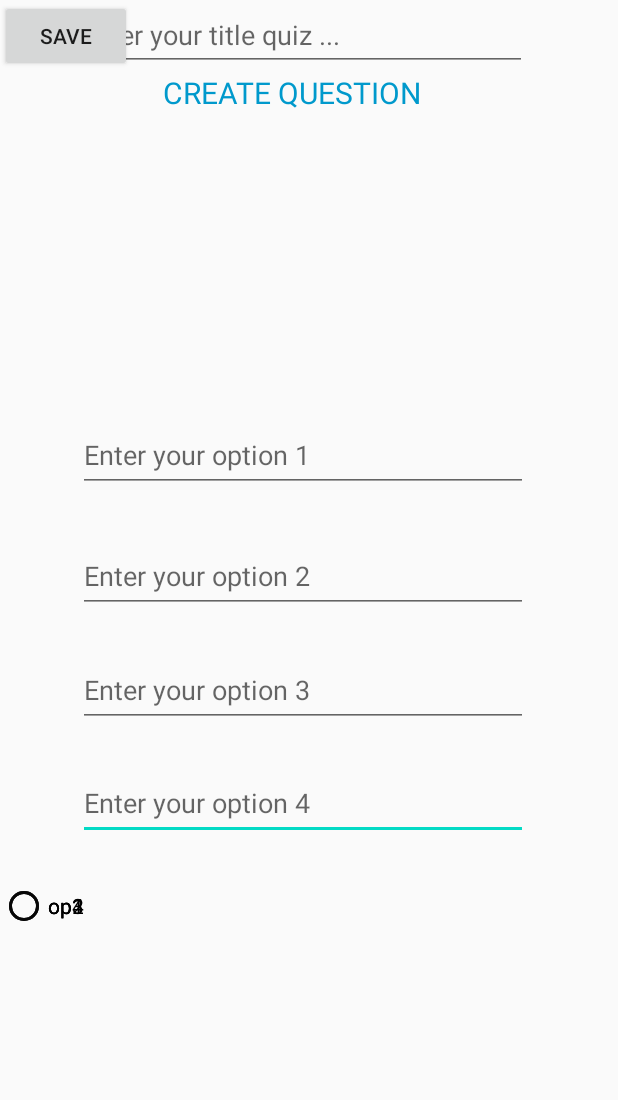
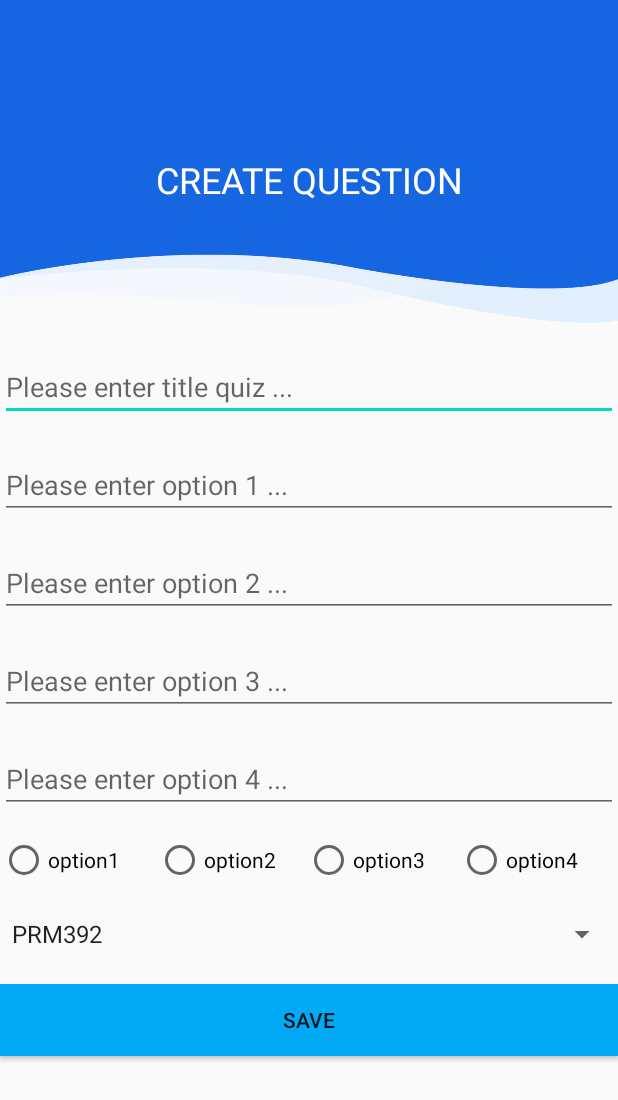
Before and after one commit to DaoDucHieu1712/Quiz_app, an Android app: the CreateQuestionActivity screen opened directly, with no data from a screen before it, on a phone screen of 412 x 824 dp. Shown: the top 1100 px of the screen. Run offline under Robolectric (Android 15) with nearby library versions, the phone set to English and light mode, and no system bars.

Commit message:
hieudd_27022023_2

```diff
--- a/app/src/main/res/layout/activity_create_question.xml
+++ b/app/src/main/res/layout/activity_create_question.xml
@@ -1,145 +1,114 @@
 <?xml version="1.0" encoding="utf-8"?>
-<androidx.constraintlayout.widget.ConstraintLayout xmlns:android="http://schemas.android.com/apk/res/android"
+<LinearLayout xmlns:android="http://schemas.android.com/apk/res/android"
     xmlns:app="http://schemas.android.com/apk/res-auto"
     xmlns:tools="http://schemas.android.com/tools"
     android:layout_width="match_parent"
     android:layout_height="match_parent"
+    android:orientation="vertical"
     tools:context=".CreateQuestionActivity">
 
-    <RadioButton
-        android:id="@+id/solution4"
-        android:layout_width="wrap_content"
-        android:layout_height="wrap_content"
-        android:layout_marginTop="28dp"
-        android:text="op3"
-        app:layout_constraintTop_toBottomOf="@+id/op4"
-        tools:layout_editor_absoluteX="215dp" />
+    <FrameLayout
+        android:layout_width="match_parent"
+        android:layout_height="215dp"
+        android:background="@drawable/blue_bg">
 
-    <RadioButton
-        android:id="@+id/solution3"
-        android:layout_width="wrap_content"
-        android:layout_height="wrap_content"
-        android:layout_marginTop="28dp"
-        android:text="op4"
-        app:layout_constraintTop_toBottomOf="@+id/op4"
-        tools:layout_editor_absoluteX="295dp" />
+        <TextView
+            android:layout_width="match_parent"
+            android:layout_height="240dp"
+            android:gravity="center"
+            android:text="CREATE QUESTION"
+            android:textColor="@color/white"
+            android:textSize="24dp" />
+    </FrameLayout>
 
     <EditText
-        android:id="@+id/op4"
-        android:layout_width="300dp"
-        android:layout_height="49dp"
-        android:layout_marginStart="98dp"
-        android:layout_marginEnd="103dp"
-        android:layout_marginBottom="264dp"
-        android:ems="10"
-        android:hint="Enter your option 4"
-        android:inputType="textPersonName"
-        app:layout_constraintBottom_toBottomOf="parent"
-        app:layout_constraintEnd_toEndOf="parent"
-        app:layout_constraintHorizontal_bias="0.522"
-        app:layout_constraintStart_toStartOf="parent" />
+        android:id="@+id/title_quiz"
+        android:layout_width="match_parent"
+        android:layout_height="wrap_content"
+        android:layout_marginTop="20dp"
+        android:hint="Please enter title quiz ..." />
 
-    <EditText
-        android:id="@+id/op3"
-        android:layout_width="300dp"
-        android:layout_height="49dp"
-        android:layout_marginStart="98dp"
-        android:layout_marginTop="27dp"
-        android:layout_marginEnd="103dp"
-        android:layout_marginBottom="340dp"
-        android:ems="10"
-        android:hint="Enter your option 3"
-        android:inputType="textPersonName"
-        app:layout_constraintBottom_toBottomOf="parent"
-        app:layout_constraintEnd_toEndOf="parent"
-        app:layout_constraintHorizontal_bias="0.522"
-        app:layout_constraintStart_toStartOf="parent"
-        app:layout_constraintTop_toBottomOf="@+id/op2" />
+    <LinearLayout
+        android:layout_width="match_parent"
+        android:layout_height="451dp"
+        android:orientation="vertical">
 
-    <EditText
-        android:id="@+id/op2"
-        android:layout_width="300dp"
-        android:layout_height="49dp"
-        android:layout_marginStart="98dp"
-        android:layout_marginTop="31dp"
-        android:layout_marginEnd="103dp"
-        android:layout_marginBottom="416dp"
-        android:ems="10"
-        android:hint="Enter your option 2"
-        android:inputType="textPersonName"
-        app:layout_constraintBottom_toBottomOf="parent"
-        app:layout_constraintEnd_toEndOf="parent"
-        app:layout_constraintHorizontal_bias="0.522"
-        app:layout_constraintStart_toStartOf="parent"
-        app:layout_constraintTop_toBottomOf="@+id/op1" />
+        <EditText
+            android:id="@+id/op1"
+            android:layout_width="match_parent"
+            android:layout_height="wrap_content"
+            android:layout_marginTop="20dp"
+            android:hint="Please enter option 1 ..." />
 
-    <EditText
-        android:id="@+id/op1"
-        android:layout_width="300dp"
-        android:layout_height="49dp"
-        android:layout_marginStart="98dp"
-        android:layout_marginEnd="103dp"
-        android:layout_marginBottom="496dp"
-        android:ems="10"
-        android:hint="Enter your option 1"
-        android:inputType="textPersonName"
-        app:layout_constraintBottom_toBottomOf="parent"
-        app:layout_constraintEnd_toEndOf="parent"
-        app:layout_constraintHorizontal_bias="0.522"
-        app:layout_constraintStart_toStartOf="parent" />
+        <EditText
+            android:id="@+id/op2"
+            android:layout_width="match_parent"
+            android:layout_height="wrap_content"
+            android:layout_marginTop="20dp"
+            android:hint="Please enter option 2 ..." />
 
-    <TextView
-        android:id="@+id/heading"
-        android:layout_width="wrap_content"
-        android:layout_height="wrap_content"
-        android:layout_marginStart="145dp"
-        android:layout_marginTop="48dp"
-        android:layout_marginEnd="145dp"
-        android:text="CREATE QUESTION"
-        android:textColor="@android:color/holo_blue_dark"
-        android:textColorLink="@android:color/holo_blue_dark"
-        android:textSize="20sp"
-        app:layout_constraintEnd_toEndOf="parent"
-        app:layout_constraintHorizontal_bias="0.716"
-        app:layout_constraintStart_toStartOf="parent"
-        app:layout_constraintTop_toTopOf="parent" />
+        <EditText
+            android:id="@+id/op3"
+            android:layout_width="match_parent"
+            android:layout_height="wrap_content"
+            android:layout_marginTop="20dp"
+            android:hint="Please enter option 3 ..." />
 
-    <EditText
-        android:id="@+id/quizTitle"
-        android:layout_width="301dp"
-        android:layout_height="47dp"
-        android:ems="10"
-        android:hint="Enter your title quiz ... "
-        android:inputType="textPersonName"
-        app:layout_constraintEnd_toEndOf="parent"
-        app:layout_constraintHorizontal_bias="0.454"
-        app:layout_constraintStart_toStartOf="parent"
-        tools:layout_editor_absoluteY="108dp" />
+        <EditText
+            android:id="@+id/op4"
+            android:layout_width="match_parent"
+            android:layout_height="wrap_content"
+            android:layout_marginTop="20dp"
+            android:hint="Please enter option 4 ..." />
 
-    <RadioButton
-        android:id="@+id/solution1"
-        android:layout_width="wrap_content"
-        android:layout_height="wrap_content"
-        android:layout_marginTop="28dp"
-        android:text="op1"
-        app:layout_constraintTop_toBottomOf="@+id/op4"
-        tools:layout_editor_absoluteX="51dp" />
+        <RadioGroup
+            android:layout_width="wrap_content"
+            android:layout_height="wrap_content"
+            android:layout_marginTop="15dp"
+            android:layout_marginBottom="15dp">
 
-    <RadioButton
-        android:id="@+id/solution2"
-        android:layout_width="wrap_content"
-        android:layout_height="wrap_content"
-        android:layout_marginTop="28dp"
-        android:text="op2"
-        app:layout_constraintTop_toBottomOf="@+id/op4"
-        tools:layout_editor_absoluteX="133dp" />
+            <LinearLayout
+                android:layout_width="wrap_content"
+                android:layout_height="wrap_content">
 
-    <Button
-        android:id="@+id/button"
-        android:layout_width="wrap_content"
-        android:layout_height="wrap_content"
-        android:text="Save"
-        tools:layout_editor_absoluteX="271dp"
-        tools:layout_editor_absoluteY="575dp" />
+                <RadioButton
+                    android:id="@+id/solution1"
+                    android:layout_width="104dp"
+                    android:layout_height="wrap_content"
+                    android:text="option1" />
 
-</androidx.constraintlayout.widget.ConstraintLayout>
+                <RadioButton
+                    android:id="@+id/solution2"
+                    android:layout_width="99dp"
+                    android:layout_height="wrap_content"
+                    android:text="option2" />
+
+                <RadioButton
+                    android:id="@+id/solution3"
+                    android:layout_width="102dp"
+                    android:layout_height="wrap_content"
+                    android:text="option3" />
+
+                <RadioButton
+                    android:id="@+id/solution4"
+                    android:layout_width="108dp"
+                    android:layout_height="wrap_content"
+                    android:text="option4" />
+            </LinearLayout>
+        </RadioGroup>
+
+        <Spinner
+            android:layout_width="match_parent"
+            android:layout_height="36dp"
+            android:layout_marginBottom="15dp"
+            android:entries="@array/course" />
+
+        <Button
+            android:layout_width="match_parent"
+            android:layout_height="wrap_content"
+            android:background="@color/blue"
+            android:text="Save" />
+    </LinearLayout>
+
+
+</LinearLayout>
--- a/app/src/main/res/values/strings.xml
+++ b/app/src/main/res/values/strings.xml
@@ -1,3 +1,9 @@
 <resources>
     <string name="app_name">My Application</string>
+    <string-array name="course">
+        <item>PRM392</item>
+        <item>PRN221</item>
+        <item>PRU211m</item>
+        <item>SWD392</item>
+    </string-array>
 </resources>
```
